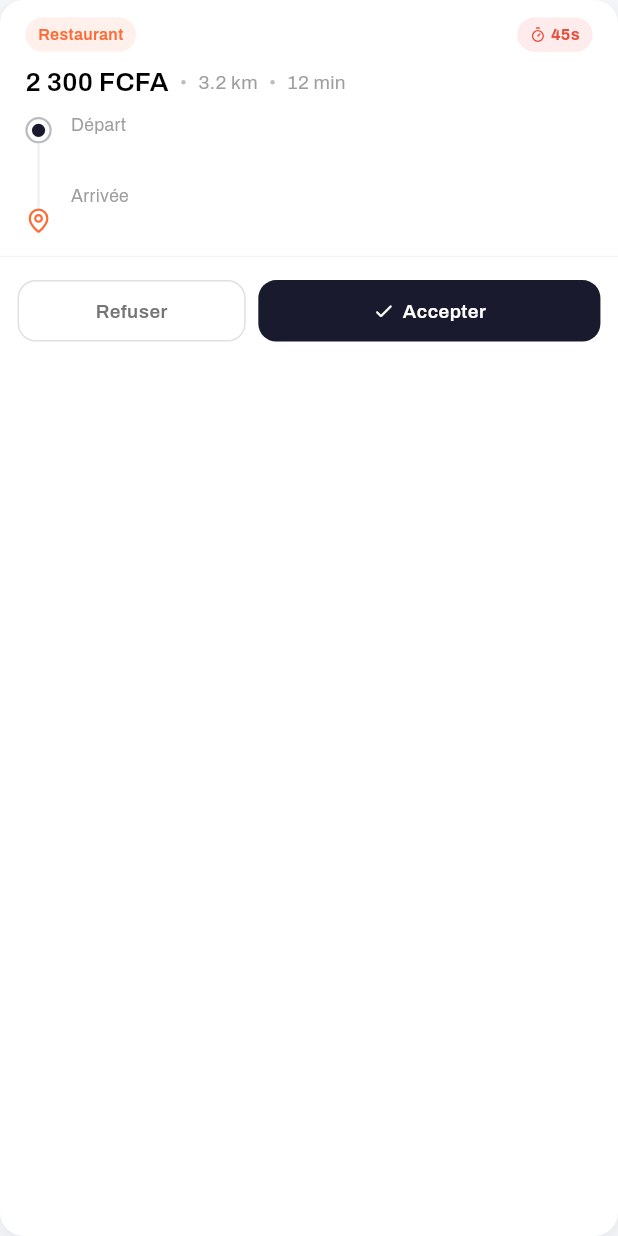
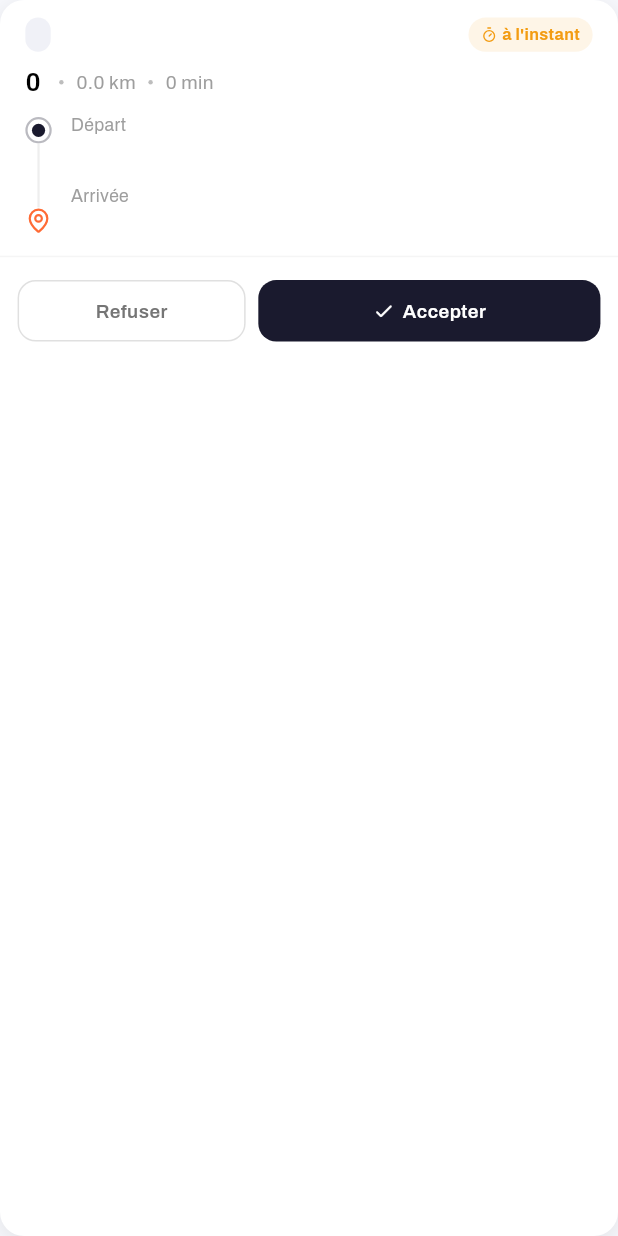
Before and after one commit to kharyseye03/YAA_PRO, a Flutter app: the _OrderCard widget shown alone on an empty page, opened directly with empty values, on a phone screen of 412 x 824 dp. Run offline on Flutter 3.47's test engine with Material 3 defaults, Android fonts, the phone set to English and light mode, and no system bars; our stand-ins replace flutter_riverpod, flutter_screenutil, geolocator, go_router, google_maps_flutter, image_picker and 3 more; accounts and stored records are empty; network calls fail.

Commit message:
Feat: integration de l'api accepter commande

```diff
--- a/lib/features/home/home_screen.dart
+++ b/lib/features/home/home_screen.dart
@@ -7,9 +7,10 @@
 import 'package:lucide_icons/lucide_icons.dart';
 import '../../core/constants/constants.dart';
 import '../../core/utils/app_router.dart';
-import '../../model/order/commande_livraison.dart';
+import '../../model/order/mission.dart';
 import '../auth/providers/driver_provider.dart';
 import '../orders/order_detail_screen.dart';
+import '../orders/providers/accept_mission.dart';
 import '../orders/providers/orders_provider.dart';
 import '../shell/main_shell.dart';
 import 'providers/location_provider.dart';
@@ -343,51 +344,56 @@
 }
 
 // ── Carte commande — card indépendante ─────────────────────────
-class _OrderCard extends StatelessWidget {
-  final CommandeLivraison order;
+class _OrderCard extends ConsumerStatefulWidget {
+  final Mission order;
   const _OrderCard({required this.order});
 
-  // ⏳ En attendant que le back fournisse ces champs
-  static const _mockAmount = '2 300';
-  static const _mockDistance = '3.2 km';
-  static const _mockTime = '12 min';
-  static const _mockTimerSeconds = 45;
-  static const _mockCategory = 'Restaurant';
+  @override
+  ConsumerState<_OrderCard> createState() => _OrderCardState();
+}
 
-  /// Retourne (bg, text) selon la catégorie
-  static ({Color bg, Color text}) _catColors(String cat) =>
-      switch (cat.toLowerCase()) {
-        'restaurant'   => (bg: AppColors.catRestaurantLight, text: AppColors.catRestaurant),
-        'pharmacie'    => (bg: AppColors.catPharmacieLight,  text: AppColors.catPharmacie),
-        'boutique'     => (bg: AppColors.catBoutiqueLight,   text: AppColors.catBoutique),
-        'supermarché'  => (bg: AppColors.catSupermarcheLight,text: AppColors.catSupermarche),
-        'supermarche'  => (bg: AppColors.catSupermarcheLight,text: AppColors.catSupermarche),
-        _              => (bg: AppColors.primarySurface,     text: AppColors.primary),
+class _OrderCardState extends ConsumerState<_OrderCard> {
+  bool _isAccepting = false;
+
+  /// Couleurs du badge selon le type de service
+  static ({Color bg, Color text}) _catColors(String type) =>
+      switch (type.toUpperCase()) {
+        'LIVRAISON' => (
+            bg: AppColors.catRestaurantLight,
+            text: AppColors.catRestaurant
+          ),
+        'COURSE' => (bg: AppColors.infoLight, text: AppColors.info),
+        _ => (bg: AppColors.primarySurface, text: AppColors.primary),
       };
+
+  Future<void> _onAccept() async {
+    setState(() => _isAccepting = true);
+    await acceptMission(context, ref, widget.order.id);
+    if (mounted) setState(() => _isAccepting = false);
+  }
 
   @override
   Widget build(BuildContext context) {
-    const mins = _mockTimerSeconds ~/ 60;
-    const secs = _mockTimerSeconds % 60;
-    final timerStr = mins > 0 ? '${mins}m ${secs}s' : '${secs}s';
-    const timerUrgent = _mockTimerSeconds < 60;
-    final catColor = _catColors(_mockCategory);
+    final order = widget.order;
+    final catColor = _catColors(order.typeService);
+    final anciennete = order.ancienneteLabel;
 
     final args = OrderDetailArgs(
-      id: '#${order.shortRef}',
-      amount: _mockAmount,
-      distance: _mockDistance,
-      estimatedTime: _mockTime,
-      pickup: order.structureName,
-      delivery: order.adresseLivraison,
-      timerSeconds: _mockTimerSeconds,
-      category: _mockCategory,
-      merchantName: order.structureName,
-      merchantAddress: order.structureAdresse,
-      merchantPhone: order.structureTelephone,
+      missionId: order.id,
+      id: order.code,
+      amount: order.montantFormate,
+      distance: order.distanceLabel,
+      estimatedTime: order.dureeLabel,
+      pickup: order.adresseDepart,
+      delivery: order.adresseArrivee,
+      timerSeconds: 0,
+      category: order.typeLabel,
+      merchantName: order.typeLabel,
+      merchantAddress: order.adresseDepart,
+      merchantPhone: '',
       clientName: 'Client',
-      clientPhone: order.telephoneClient,
-      clientNotes: order.description,
+      clientPhone: '',
+      clientNotes: order.instructions,
     );
 
     return Container(
@@ -427,7 +433,7 @@
                         BorderRadius.circular(AppDimens.radiusFull),
                   ),
                   child: Text(
-                    _mockCategory,
+                    order.typeLabel,
                     style: TextStyle(
                       fontFamily: 'Archivo',
                       fontSize: 11.sp,
@@ -441,29 +447,22 @@
                   padding: EdgeInsets.symmetric(
                       horizontal: 8.w, vertical: 4.h),
                   decoration: BoxDecoration(
-                    color: timerUrgent
-                        ? AppColors.errorLight
-                        : AppColors.warningLight,
+                    color: AppColors.warningLight,
                     borderRadius:
                         BorderRadius.circular(AppDimens.radiusFull),
                   ),
                   child: Row(
                     children: [
                       Icon(LucideIcons.timer,
-                          size: 11.r,
-                          color: timerUrgent
-                              ? AppColors.error
-                              : AppColors.warning),
+                          size: 11.r, color: AppColors.warning),
                       SizedBox(width: 3.w),
                       Text(
-                        timerStr,
+                        anciennete,
                         style: TextStyle(
                           fontFamily: 'Archivo',
                           fontSize: 11.sp,
                           fontWeight: FontWeight.w700,
-                          color: timerUrgent
-                              ? AppColors.error
-                              : AppColors.warning,
+                          color: AppColors.warning,
                         ),
                       ),
                     ],
@@ -479,19 +478,19 @@
                 horizontal: AppDimens.lg.w, vertical: AppDimens.sm.h),
             child: Row(
               children: [
-                Text('$_mockAmount FCFA',
+                Text('${order.montantFormate} ${order.devise}',
                     style: AppTextStyles.h4
                         .copyWith(color: AppColors.black)),
                 SizedBox(width: AppDimens.sm.w),
                 _Dot(),
                 SizedBox(width: AppDimens.sm.w),
-                Text(_mockDistance,
+                Text(order.distanceLabel,
                     style: AppTextStyles.bodySmall
                         .copyWith(color: AppColors.grey500)),
                 SizedBox(width: AppDimens.sm.w),
                 _Dot(),
                 SizedBox(width: AppDimens.sm.w),
-                Text(_mockTime,
+                Text(order.dureeLabel,
                     style: AppTextStyles.bodySmall
                         .copyWith(color: AppColors.grey500)),
               ],
@@ -555,7 +554,7 @@
                             style: AppTextStyles.caption
                                 .copyWith(color: AppColors.grey500)),
                         SizedBox(height: 2.h),
-                        Text(order.structureName,
+                        Text(order.adresseDepart,
                             style: AppTextStyles.labelSmall
                                 .copyWith(color: AppColors.dark)),
                         SizedBox(height: 12.h),
@@ -563,7 +562,7 @@
                             style: AppTextStyles.caption
                                 .copyWith(color: AppColors.grey500)),
                         SizedBox(height: 2.h),
-                        Text(order.adresseLivraison,
+                        Text(order.adresseArrivee,
                             style: AppTextStyles.labelSmall
                                 .copyWith(color: AppColors.dark)),
                       ],
@@ -609,7 +608,7 @@
                 Expanded(
                   flex: 3,
                   child: ElevatedButton(
-                    onPressed: () {},
+                    onPressed: _isAccepting ? null : _onAccept,
                     style: ElevatedButton.styleFrom(
                       minimumSize: Size(double.infinity, 42.h),
                       shape: RoundedRectangleBorder(
@@ -617,7 +616,14 @@
                             BorderRadius.circular(AppDimens.radiusMd),
                       ),
                     ),
-                    child: Row(
+                    child: _isAccepting
+                        ? SizedBox(
+                            height: 18.r,
+                            width: 18.r,
+                            child: const CircularProgressIndicator(
+                                strokeWidth: 2, color: AppColors.white),
+                          )
+                        : Row(
                       mainAxisAlignment: MainAxisAlignment.center,
                       children: [
                         Icon(Icons.check_rounded, size: 15.r),
--- a/lib/features/orders/orders_screen.dart
+++ b/lib/features/orders/orders_screen.dart
@@ -5,8 +5,9 @@
 import 'package:lucide_icons/lucide_icons.dart';
 import '../../core/constants/constants.dart';
 import '../../core/utils/app_router.dart';
-import '../../model/order/commande_livraison.dart';
+import '../../model/order/mission.dart';
 import 'order_detail_screen.dart';
+import 'providers/accept_mission.dart';
 import 'providers/orders_provider.dart';
 
 // ── Écran commandes ─────────────────────────────────────────────
@@ -107,13 +108,17 @@
                     child: CircularProgressIndicator(
                         color: AppColors.primary),
                   ),
-                  error: (e, _) => _MessageState(
-                    icon: LucideIcons.wifiOff,
-                    message:
-                        e.toString().replaceFirst('Exception: ', ''),
-                    onRetry: () =>
-                        ref.invalidate(availableOrdersProvider),
-                  ),
+                  error: (e, st) {
+                    debugPrint('❌ UI erreur commandes → $e');
+                    debugPrint('❌ UI stack → $st');
+                    return _MessageState(
+                      icon: LucideIcons.wifiOff,
+                      message:
+                          e.toString().replaceFirst('Exception: ', ''),
+                      onRetry: () =>
+                          ref.invalidate(availableOrdersProvider),
+                    );
+                  },
                   data: (orders) => orders.isEmpty
                       ? _MessageState(
                           icon: LucideIcons.packageOpen,
@@ -191,50 +196,56 @@
 }
 
 // ── Carte commande ──────────────────────────────────────────────
-class _OrderCard extends StatelessWidget {
-  final CommandeLivraison order;
+class _OrderCard extends ConsumerStatefulWidget {
+  final Mission order;
   const _OrderCard({required this.order});
 
-  // ⏳ En attendant que le back fournisse ces champs
-  static const _mockAmount = '2 300';
-  static const _mockDistance = '3.2 km';
-  static const _mockTime = '12 min';
-  static const _mockTimerSeconds = 45;
-  static const _mockCategory = 'Restaurant';
+  @override
+  ConsumerState<_OrderCard> createState() => _OrderCardState();
+}
 
-  static ({Color bg, Color text}) _catColors(String cat) =>
-      switch (cat.toLowerCase()) {
-        'restaurant'  => (bg: AppColors.catRestaurantLight, text: AppColors.catRestaurant),
-        'pharmacie'   => (bg: AppColors.catPharmacieLight,  text: AppColors.catPharmacie),
-        'boutique'    => (bg: AppColors.catBoutiqueLight,   text: AppColors.catBoutique),
-        'supermarché' => (bg: AppColors.catSupermarcheLight,text: AppColors.catSupermarche),
-        'supermarche' => (bg: AppColors.catSupermarcheLight,text: AppColors.catSupermarche),
-        _             => (bg: AppColors.primarySurface,     text: AppColors.primary),
+class _OrderCardState extends ConsumerState<_OrderCard> {
+  bool _isAccepting = false;
+
+  /// Couleurs du badge selon le type de service
+  static ({Color bg, Color text}) _catColors(String type) =>
+      switch (type.toUpperCase()) {
+        'LIVRAISON' => (
+            bg: AppColors.catRestaurantLight,
+            text: AppColors.catRestaurant
+          ),
+        'COURSE' => (bg: AppColors.infoLight, text: AppColors.info),
+        _ => (bg: AppColors.primarySurface, text: AppColors.primary),
       };
+
+  Future<void> _onAccept() async {
+    setState(() => _isAccepting = true);
+    await acceptMission(context, ref, widget.order.id);
+    if (mounted) setState(() => _isAccepting = false);
+  }
 
   @override
   Widget build(BuildContext context) {
-    const mins = _mockTimerSeconds ~/ 60;
-    const secs = _mockTimerSeconds % 60;
-    final timerStr = mins > 0 ? '${mins}m ${secs}s' : '${secs}s';
-    const timerUrgent = _mockTimerSeconds < 60;
-    final catColor = _catColors(_mockCategory);
+    final order = widget.order;
+    final catColor = _catColors(order.typeService);
+    final anciennete = order.ancienneteLabel;
 
     final args = OrderDetailArgs(
-      id: '#${order.shortRef}',
-      amount: _mockAmount,
-      distance: _mockDistance,
-      estimatedTime: _mockTime,
-      pickup: order.structureName,
-      delivery: order.adresseLivraison,
-      timerSeconds: _mockTimerSeconds,
-      category: _mockCategory,
-      merchantName: order.structureName,
-      merchantAddress: order.structureAdresse,
-      merchantPhone: order.structureTelephone,
+      missionId: order.id,
+      id: order.code,
+      amount: order.montantFormate,
+      distance: order.distanceLabel,
+      estimatedTime: order.dureeLabel,
+      pickup: order.adresseDepart,
+      delivery: order.adresseArrivee,
+      timerSeconds: 0,
+      category: order.typeLabel,
+      merchantName: order.typeLabel,
+      merchantAddress: order.adresseDepart,
+      merchantPhone: '',
       clientName: 'Client',
-      clientPhone: order.telephoneClient,
-      clientNotes: order.description,
+      clientPhone: '',
+      clientNotes: order.instructions,
     );
 
     return Container(
@@ -275,7 +286,7 @@
                         BorderRadius.circular(AppDimens.radiusFull),
                   ),
                   child: Text(
-                    _mockCategory,
+                    order.typeLabel,
                     style: TextStyle(
                       fontFamily: 'Archivo',
                       fontSize: 11.sp,
@@ -285,34 +296,27 @@
                   ),
                 ),
                 const Spacer(),
-                // Timer
+                // Ancienneté de la mission
                 Container(
                   padding: EdgeInsets.symmetric(
                       horizontal: 8.w, vertical: 4.h),
                   decoration: BoxDecoration(
-                    color: timerUrgent
-                        ? AppColors.errorLight
-                        : AppColors.warningLight,
+                    color: AppColors.warningLight,
                     borderRadius:
                         BorderRadius.circular(AppDimens.radiusFull),
                   ),
                   child: Row(
                     children: [
                       Icon(LucideIcons.timer,
-                          size: 11.r,
-                          color: timerUrgent
-                              ? AppColors.error
-                              : AppColors.warning),
+                          size: 11.r, color: AppColors.warning),
                       SizedBox(width: 3.w),
                       Text(
-                        timerStr,
+                        anciennete,
                         style: TextStyle(
                           fontFamily: 'Archivo',
                           fontSize: 11.sp,
                           fontWeight: FontWeight.w700,
-                          color: timerUrgent
-                              ? AppColors.error
-                              : AppColors.warning,
+                          color: AppColors.warning,
                         ),
                       ),
                     ],
@@ -330,7 +334,7 @@
               crossAxisAlignment: CrossAxisAlignment.center,
               children: [
                 Text(
-                  '$_mockAmount FCFA',
+                  '${order.montantFormate} ${order.devise}',
                   style: AppTextStyles.h4
                       .copyWith(color: AppColors.dark),
                 ),
@@ -345,7 +349,7 @@
                 ),
                 SizedBox(width: AppDimens.sm.w),
                 Text(
-                  _mockDistance,
+                  order.distanceLabel,
                   style: AppTextStyles.bodySmall
                       .copyWith(color: AppColors.grey500),
                 ),
@@ -360,7 +364,7 @@
                 ),
                 SizedBox(width: AppDimens.sm.w),
                 Text(
-                  _mockTime,
+                  order.dureeLabel,
                   style: AppTextStyles.bodySmall
                       .copyWith(color: AppColors.grey500),
                 ),
@@ -425,7 +429,7 @@
                             style: AppTextStyles.caption
                                 .copyWith(color: AppColors.grey500)),
                         SizedBox(height: 2.h),
-                        Text(order.structureName,
+                        Text(order.adresseDepart,
                             style: AppTextStyles.labelSmall
                                 .copyWith(color: AppColors.dark)),
                         SizedBox(height: 12.h),
@@ -433,7 +437,7 @@
                             style: AppTextStyles.caption
                                 .copyWith(color: AppColors.grey500)),
                         SizedBox(height: 2.h),
-                        Text(order.adresseLivraison,
+                        Text(order.adresseArrivee,
                             style: AppTextStyles.labelSmall
                                 .copyWith(color: AppColors.dark)),
                       ],
@@ -484,7 +488,7 @@
                 Expanded(
                   flex: 3,
                   child: ElevatedButton(
-                    onPressed: () {},
+                    onPressed: _isAccepting ? null : _onAccept,
                     style: ElevatedButton.styleFrom(
                       minimumSize: Size(double.infinity, 44.h),
                       shape: RoundedRectangleBorder(
@@ -492,7 +496,14 @@
                             BorderRadius.circular(AppDimens.radiusMd),
                       ),
                     ),
-                    child: Row(
+                    child: _isAccepting
+                        ? SizedBox(
+                            height: 18.r,
+                            width: 18.r,
+                            child: const CircularProgressIndicator(
+                                strokeWidth: 2, color: AppColors.white),
+                          )
+                        : Row(
                       mainAxisAlignment: MainAxisAlignment.center,
                       children: [
                         Icon(Icons.check_rounded, size: 16.r),
--- a/lib/model/order/commande_livraison.dart
+++ /dev/null
@@ -1,57 +0,0 @@
-class CommandeLivraison {
-  final int id;
-  final String structureName;
-  final String structureAdresse;
-  final String structureTelephone;
-  final String referenceCommande;
-  final String description;
-  final String adresseLivraison;
-  final String telephoneClient;
-  final double? latitude;
-  final double? longitude;
-  final String modeLivraison;
-  final DateTime? createdDate;
-  final String? statutCommande;
-
-  const CommandeLivraison({
-    required this.id,
-    required this.structureName,
-    required this.structureAdresse,
-    required this.structureTelephone,
-    required this.referenceCommande,
-    required this.description,
-    required this.adresseLivraison,
-    required this.telephoneClient,
-    this.latitude,
-    this.longitude,
-    required this.modeLivraison,
-    this.createdDate,
-    this.statutCommande,
-  });
-
-  /// Référence courte affichable (8 premiers caractères).
-  String get shortRef =>
-      referenceCommande.length >= 8
-          ? referenceCommande.substring(0, 8).toUpperCase()
-          : referenceCommande.toUpperCase();
-
-  factory CommandeLivraison.fromJson(Map<String, dynamic> json) {
-    return CommandeLivraison(
-      id: json['id'] as int,
-      structureName: json['structureName'] as String? ?? '',
-      structureAdresse: json['structureAdresse'] as String? ?? '',
-      structureTelephone: json['structureTelephone'] as String? ?? '',
-      referenceCommande: json['referenceCommande'] as String? ?? '',
-      description: json['description'] as String? ?? '',
-      adresseLivraison: json['adresseLivraison'] as String? ?? '',
-      telephoneClient: json['telephoneClient'] as String? ?? '',
-      latitude: (json['latitude'] as num?)?.toDouble(),
-      longitude: (json['longitude'] as num?)?.toDouble(),
-      modeLivraison: json['modeLivraison'] as String? ?? '',
-      createdDate: json['createdDate'] != null
-          ? DateTime.tryParse(json['createdDate'] as String)
-          : null,
-      statutCommande: json['statutCommande'] as String?,
-    );
-  }
-}
--- /dev/null
+++ b/lib/model/order/mission.dart
@@ -0,0 +1,98 @@
+/// Mission disponible pour un coursier (livraison ou course).
+class Mission {
+  final int id;
+  final String code;
+  final String typeService; // LIVRAISON | COURSE
+  final String typeVehicule;
+  final String statut;
+  final int? clientId;
+  final double? latitudeDepart;
+  final double? longitudeDepart;
+  final double? latitudeArrivee;
+  final double? longitudeArrivee;
+  final String adresseDepart;
+  final String adresseArrivee;
+  final double distanceKm;
+  final int dureeMinutes;
+  final double montant;
+  final String devise;
+  final String instructions;
+  final DateTime? dateCreationMission;
+
+  const Mission({
+    required this.id,
+    required this.code,
+    required this.typeService,
+    required this.typeVehicule,
+    required this.statut,
+    this.clientId,
+    this.latitudeDepart,
+    this.longitudeDepart,
+    this.latitudeArrivee,
+    this.longitudeArrivee,
+    required this.adresseDepart,
+    required this.adresseArrivee,
+    required this.distanceKm,
+    required this.dureeMinutes,
+    required this.montant,
+    required this.devise,
+    required this.instructions,
+    this.dateCreationMission,
+  });
+
+  /// Montant formaté avec séparateur de milliers : 2000.0 → « 2 000 »
+  String get montantFormate {
+    final entier = montant.round().toString();
+    final buffer = StringBuffer();
+    for (int i = 0; i < entier.length; i++) {
+      if (i > 0 && (entier.length - i) % 3 == 0) buffer.write(' ');
+      buffer.write(entier[i]);
+    }
+    return buffer.toString();
+  }
+
+  String get distanceLabel => '${distanceKm.toStringAsFixed(1)} km';
+
+  String get dureeLabel => '$dureeMinutes min';
+
+  /// Libellé du type de service : « Livraison » / « Course »
+  String get typeLabel => typeService.isEmpty
+      ? ''
+      : typeService[0].toUpperCase() +
+          typeService.substring(1).toLowerCase();
+
+  /// Ancienneté de la mission : « à l'instant », « 5 min », « 2 h »
+  String get ancienneteLabel {
+    if (dateCreationMission == null) return '';
+    final diff = DateTime.now().difference(dateCreationMission!);
+    if (diff.inMinutes < 1) return 'à l\'instant';
+    if (diff.inMinutes < 60) return '${diff.inMinutes} min';
+    if (diff.inHours < 24) return '${diff.inHours} h';
+    return '${diff.inDays} j';
+  }
+
+  factory Mission.fromJson(Map<String, dynamic> json) {
+    return Mission(
+      id: json['id'] as int,
+      code: json['code'] as String? ?? '',
+      typeService: json['typeService'] as String? ?? '',
+      typeVehicule: json['typeVehicule'] as String? ?? '',
+      statut: json['statut'] as String? ?? '',
+      clientId: json['clientId'] as int?,
+      latitudeDepart: (json['latitudeDepart'] as num?)?.toDouble(),
+      longitudeDepart: (json['longitudeDepart'] as num?)?.toDouble(),
+      latitudeArrivee: (json['latitudeArrivee'] as num?)?.toDouble(),
+      longitudeArrivee: (json['longitudeArrivee'] as num?)?.toDouble(),
+      adresseDepart: json['adresseDepart'] as String? ?? '',
+      adresseArrivee: json['adresseArrivee'] as String? ?? '',
+      distanceKm: (json['distanceKm'] as num?)?.toDouble() ?? 0,
+      dureeMinutes: (json['dureeMinutes'] as num?)?.toInt() ?? 0,
+      montant: (json['montant'] as num?)?.toDouble() ?? 0,
+      devise: json['devise'] as String? ?? 'FCFA',
+      instructions: json['instructions'] as String? ?? '',
+      dateCreationMission: json['dateCreationMission'] != null
+          ? DateTime.tryParse(json['dateCreationMission'] as String)
+          : null,
+    );
+  }
+}
```
Also changed, not shown: lib/features/orders/order_detail_screen.dart (+36 -3 lines), lib/features/orders/providers/accept_mission.dart (added, +37 -0 lines), lib/features/orders/providers/orders_provider.dart (+10 -8 lines), lib/service/api/api_service.dart (+87 -9 lines).
